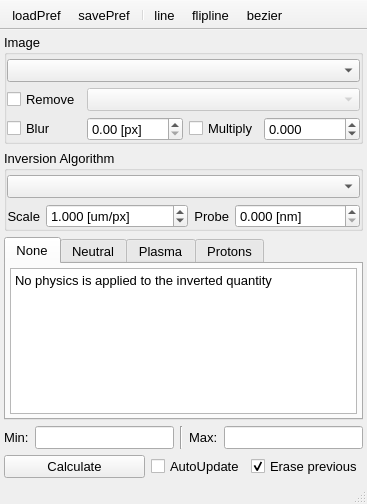
Before: the Qt Designer form UIs/nIntegralInversion.ui in NeutrinoToolkit/Neutrino, drawn with Qt 5.
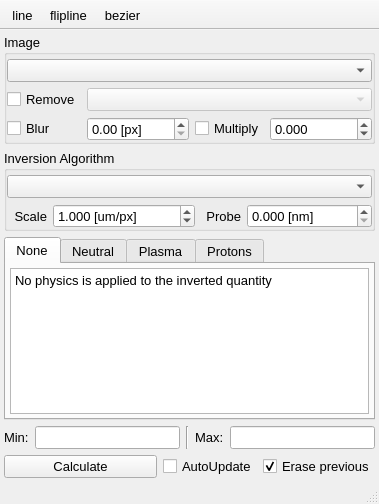
After: the same form once the commit is applied. Icons and pictures are not drawn.

Commit message: automatic load/save pref toolbar action

What changed in the file:
```diff
--- a/UIs/nIntegralInversion.ui
+++ b/UIs/nIntegralInversion.ui
@@ -6,7 +6,7 @@
    <rect>
     <x>0</x>
     <y>0</y>
-    <width>366</width>
+    <width>379</width>
     <height>504</height>
    </rect>
   </property>
@@ -729,37 +729,10 @@
    <attribute name="toolBarBreak">
     <bool>false</bool>
    </attribute>
-   <addaction name="actionLoadPref"/>
-   <addaction name="actionSavePref"/>
-   <addaction name="separator"/>
    <addaction name="actionLine"/>
    <addaction name="actionFlipline"/>
    <addaction name="actionBezier"/>
   </widget>
-  <action name="actionLoadPref">
-   <property name="icon">
-    <iconset>
-     <normaloff>:icons//loadPref.png</normaloff>:icons//loadPref.png</iconset>
-   </property>
-   <property name="text">
-    <string>loadPref</string>
-   </property>
-   <property name="toolTip">
-    <string>Load Preferences</string>
-   </property>
-  </action>
-  <action name="actionSavePref">
-   <property name="icon">
-    <iconset>
-     <normaloff>:icons//savePref.png</normaloff>:icons//savePref.png</iconset>
-   </property>
-   <property name="text">
-    <string>savePref</string>
-   </property>
-   <property name="toolTip">
-    <string>Save Preferences</string>
-   </property>
-  </action>
   <action name="actionBezier">
    <property name="icon">
     <iconset>
```
The commit also changes 24 other files.
